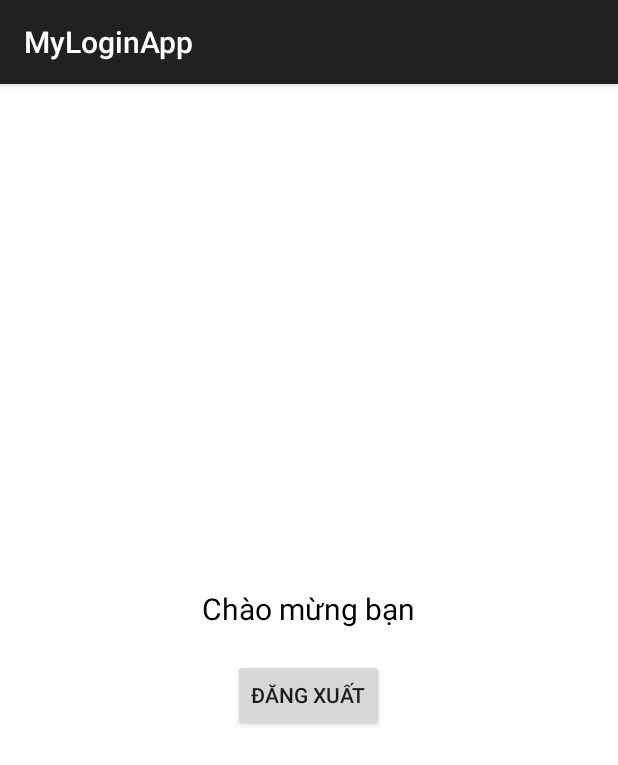
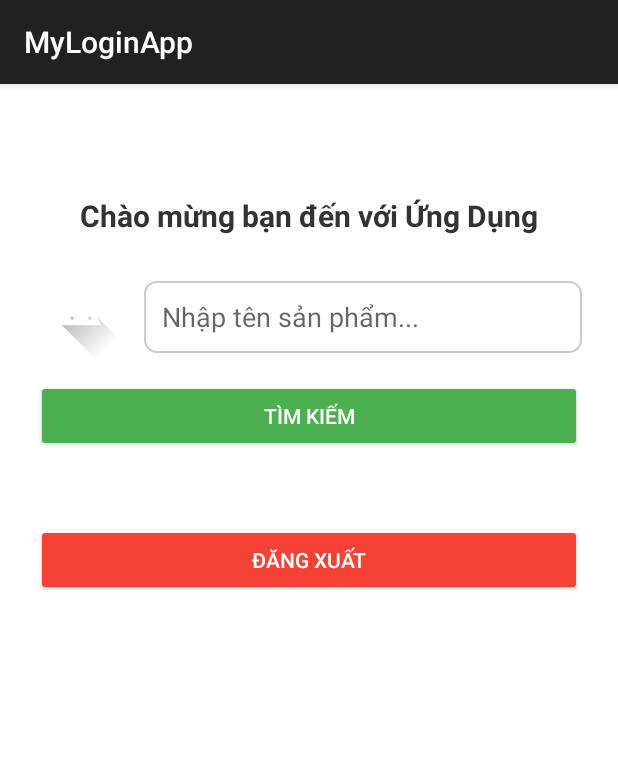
Before and after one commit to HaVuDong/Ha-Vu-Dong, an Android app: the MainActivity screen opened directly, with no data from a screen before it, on a phone screen of 412 x 824 dp. Shown: the top 765 px of the screen. Run offline under Robolectric (Android 15) with nearby library versions, the phone set to English and light mode, and no system bars.

Commit message:
thêm phần thay đổi mật khẩu, chỉnh sửa một ít giao diện main

```diff
--- a/app/src/main/AndroidManifest.xml
+++ b/app/src/main/AndroidManifest.xml
@@ -10,7 +10,7 @@
 
         <activity android:name=".MainActivity" />
         <activity android:name=".RegisterActivity" />
-
+        <activity android:name=".ForgotpassActivity" />
         <!-- 👇 Đây là activity chính, cần thêm android:exported -->
         <activity
             android:name=".LoginActivity"
--- a/app/src/main/java/com/havudong/havudong/MainActivity.java
+++ b/app/src/main/java/com/havudong/havudong/MainActivity.java
@@ -3,32 +3,52 @@ package com.havudong.havudong;
 import android.content.Intent;
 import android.os.Bundle;
 import android.widget.Button;
+import android.widget.EditText;
 import android.widget.TextView;
+import android.widget.Toast;
+
 import androidx.appcompat.app.AppCompatActivity;
 
 public class MainActivity extends AppCompatActivity {
 
-    Button btnBack;
+    Button btnBack, btnSearch;
     TextView tvWelcome;
+    EditText etSearch;
 
     @Override
     protected void onCreate(Bundle savedInstanceState) {
         super.onCreate(savedInstanceState);
-        setContentView(R.layout.activity_main);
+        setContentView(R.layout.activity_main); // layout XML bạn đã gửi trước
 
+        // Ánh xạ các thành phần từ layout
         tvWelcome = findViewById(R.id.tvWelcome);
         btnBack = findViewById(R.id.btnBack);
+        etSearch = findViewById(R.id.etSearch);
+        btnSearch = findViewById(R.id.btnSearch);
 
+        // Lấy dữ liệu username từ Intent
         String username = getIntent().getStringExtra("username");
 
         if (username != null) {
-            tvWelcome.setText("Chào mừng " + username + " đăng nhập thành công");
+            tvWelcome.setText("Chào mừng " + username + " đã đăng nhập");
         }
 
+        // Xử lý nút Đăng xuất
         btnBack.setOnClickListener(v -> {
             Intent intent = new Intent(MainActivity.this, LoginActivity.class);
             startActivity(intent);
             finish();
         });
+
+        // Xử lý nút Tìm kiếm
+        btnSearch.setOnClickListener(v -> {
+            String keyword = etSearch.getText().toString().trim();
+            if (!keyword.isEmpty()) {
+                // Xử lý tìm kiếm ở đây, ví dụ:
+                Toast.makeText(MainActivity.this, "Tìm sản phẩm: " + keyword, Toast.LENGTH_SHORT).show();
+            } else {
+                Toast.makeText(MainActivity.this, "Vui lòng nhập từ khóa", Toast.LENGTH_SHORT).show();
+            }
+        });
     }
 }
--- /dev/null
+++ b/app/src/main/res/drawable/bg_edittext.xml
@@ -0,0 +1,7 @@
+<shape xmlns:android="http://schemas.android.com/apk/res/android"
+    android:shape="rectangle">
+    <solid android:color="#ffffff"/>
+    <stroke android:width="1dp" android:color="#cccccc"/>
+    <corners android:radius="8dp"/>
+    <padding android:left="8dp" android:top="8dp" android:right="8dp" android:bottom="8dp"/>
+</shape>
--- a/app/src/main/res/layout/activity_main.xml
+++ b/app/src/main/res/layout/activity_main.xml
@@ -1,26 +1,88 @@
 <?xml version="1.0" encoding="utf-8"?>
-<LinearLayout xmlns:android="http://schemas.android.com/apk/res/android"
+<ScrollView xmlns:android="http://schemas.android.com/apk/res/android"
+    android:layout_width="match_parent"
+    android:layout_height="match_parent"
+    android:fillViewport="true"
+    android:background="#f2f2f2">
+
+    <LinearLayout
         android:id="@+id/mainLayout"
         android:layout_width="match_parent"
-    android:layout_height="match_parent"
+        android:layout_height="wrap_content"
         android:padding="24dp"
         android:orientation="vertical"
-    android:gravity="center"
+        android:gravity="center_horizontal"
         android:background="#ffffff">
 
+        <!-- 👤 Text chào mừng (di chuyển lên trên cùng) -->
         <TextView
             android:id="@+id/tvWelcome"
             android:layout_width="wrap_content"
             android:layout_height="wrap_content"
-        android:text="Chào mừng bạn"
+            android:text="Chào mừng bạn đến với Ứng Dụng"
             android:textSize="20sp"
-        android:textColor="#000000"
-        android:layout_marginBottom="20dp" />
+            android:textStyle="bold"
+            android:textColor="#333333"
+            android:layout_marginBottom="24dp"
+            android:layout_marginTop="50dp"
+            />
 
+        <!-- 🔍 Thanh tìm kiếm có logo -->
+        <LinearLayout
+            android:layout_width="match_parent"
+            android:layout_height="wrap_content"
+            android:orientation="horizontal"
+            android:layout_marginBottom="12dp"
+            android:gravity="center_vertical">
 
+            <!-- 🖼️ Logo ứng dụng -->
+            <ImageView
+                android:id="@+id/imgLogo"
+                android:layout_width="60dp"
+                android:layout_height="60dp"
+                android:src="@drawable/ic_launcher_foreground"
+                android:contentDescription="Logo"
+                android:layout_marginEnd="12dp" />
+
+            <!-- 🧾 EditText nhập tìm kiếm -->
+            <EditText
+                android:id="@+id/etSearch"
+                android:layout_width="0dp"
+                android:layout_height="48dp"
+                android:layout_weight="1"
+                android:hint="Nhập tên sản phẩm..."
+                android:paddingHorizontal="12dp"
+                android:background="@drawable/bg_edittext"
+                android:inputType="text" />
+        </LinearLayout>
+
+        <!-- 🔘 Nút tìm kiếm -->
+        <Button
+            android:id="@+id/btnSearch"
+            android:layout_width="match_parent"
+            android:layout_height="wrap_content"
+            android:text="Tìm kiếm"
+            android:backgroundTint="#4CAF50"
+            android:textColor="#ffffff"
+            android:layout_marginBottom="24dp" />
+
+        <!-- 📦 Danh sách sản phẩm -->
+        <LinearLayout
+            android:id="@+id/productListLayout"
+            android:layout_width="match_parent"
+            android:layout_height="wrap_content"
+            android:orientation="vertical"
+            android:layout_marginBottom="24dp">
+            <!-- Dữ liệu sản phẩm sẽ được thêm động bằng code -->
+        </LinearLayout>
+
+        <!-- 🔙 Nút đăng xuất -->
         <Button
             android:id="@+id/btnBack"
-        android:layout_width="wrap_content"
+            android:layout_width="match_parent"
             android:layout_height="wrap_content"
-        android:text="Đăng xuất" />
+            android:text="Đăng xuất"
+            android:backgroundTint="#f44336"
+            android:textColor="#ffffff" />
     </LinearLayout>
+</ScrollView>
```
Also changed, not shown: app/src/main/java/com/havudong/havudong/ForgotpassActivity.java (added, +132 -0 lines), app/src/main/java/com/havudong/havudong/LoginActivity.java (+11 -3 lines), app/src/main/res/layout/activity_forgotpass.xml (added, +64 -0 lines). Lines whose indentation alone changed are shown as unchanged.
